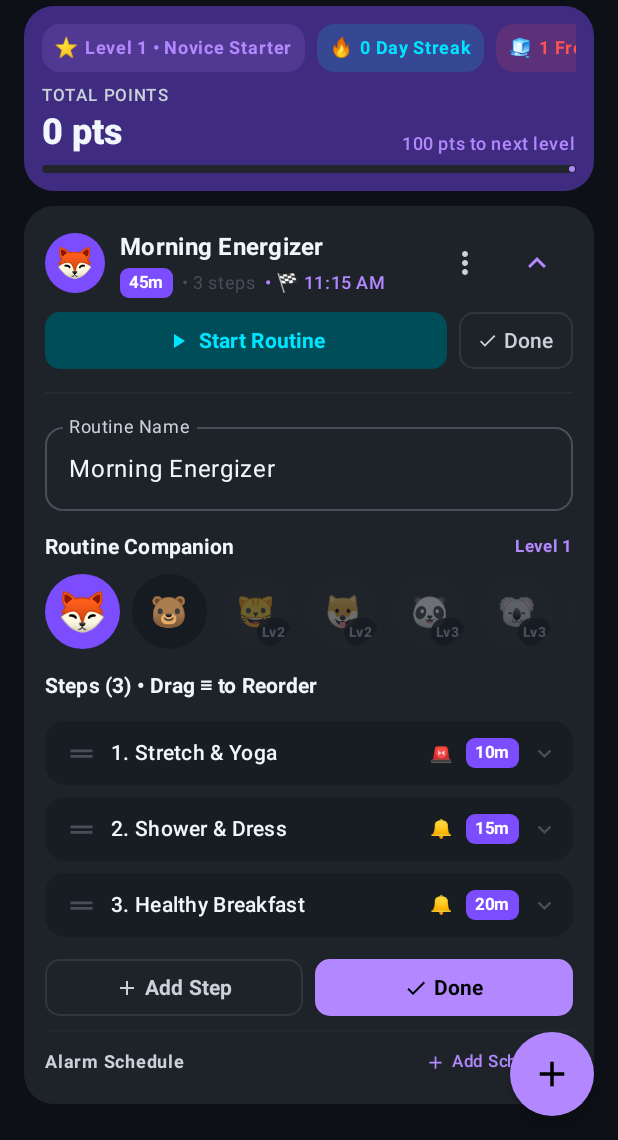
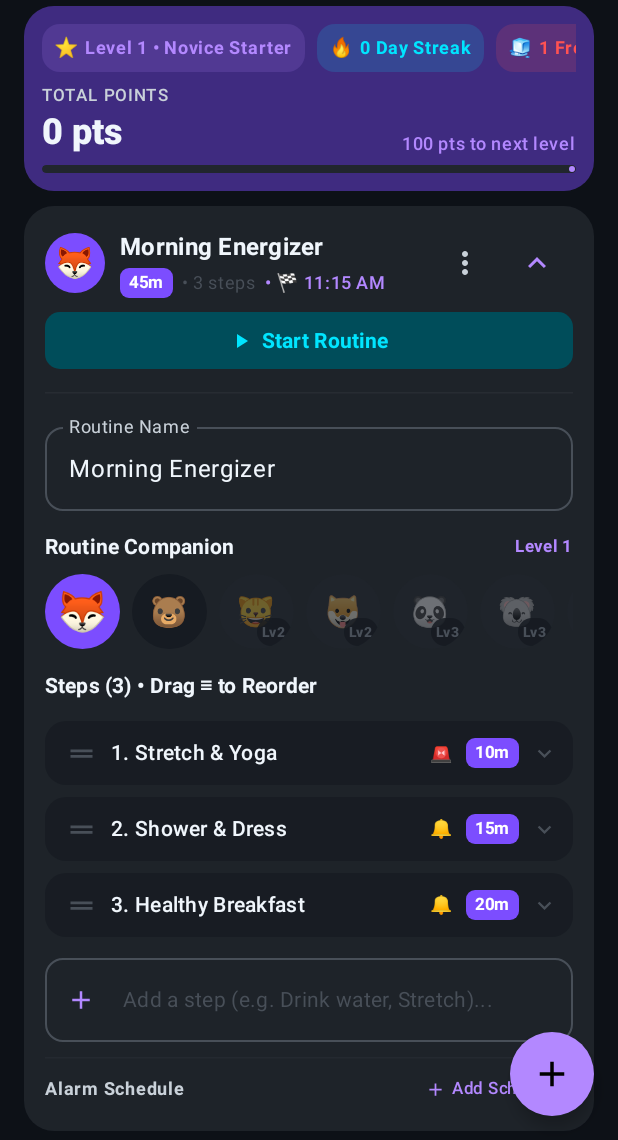
Before and after one commit to johnyjosh/RoutinesApp, an Android app built with Jetpack Compose: the RoutineListScreen screen opened through its navigation route, after a tap on "Expand", on a phone screen of 412 x 824 dp, the part 96-1236 px from its top. Run offline under Robolectric (Android 15) with nearby library versions, the phone set to English and light mode, and no system bars; our stand-ins replace Dagger/Hilt's generated code, Room's generated code.

Commit message:
fix: remove Edit/Done buttons, make header toggle expansion, and add inline step creation placeholder

```diff
--- a/app/src/main/java/com/excalibur/routines/presentation/routinelist/RoutineListScreen.kt
+++ b/app/src/main/java/com/excalibur/routines/presentation/routinelist/RoutineListScreen.kt
@@ -33,6 +33,10 @@ import androidx.compose.foundation.shape.RoundedCornerShape
 import androidx.compose.foundation.gestures.detectDragGestures
 import androidx.compose.foundation.horizontalScroll
 import androidx.compose.foundation.rememberScrollState
+import androidx.compose.foundation.text.KeyboardActions
+import androidx.compose.foundation.text.KeyboardOptions
+import androidx.compose.ui.text.input.ImeAction
+import androidx.compose.ui.text.input.KeyboardCapitalization
 import androidx.compose.material.icons.Icons
 import androidx.compose.material.icons.filled.Add
 import androidx.compose.material.icons.filled.Alarm
@@ -375,6 +379,7 @@ fun RoutineCard(
     var expandedStepId by remember { mutableStateOf<String?>(null) }
     var draggedStepIndex by remember { mutableStateOf<Int?>(null) }
     var dragOffsetY by remember { mutableFloatStateOf(0f) }
+    var newStepInput by remember { mutableStateOf("") }
     val itemHeightPx = with(LocalDensity.current) { 72.dp.toPx() }
 
     Card(
@@ -392,7 +397,9 @@ fun RoutineCard(
         Column(modifier = Modifier.padding(14.dp)) {
             // Header: Animal Avatar, Title, Duration Badge, Options Menu & Chevron
             Row(
-                modifier = Modifier.fillMaxWidth(),
+                modifier = Modifier
+                    .fillMaxWidth()
+                    .clickable { onToggleEdit() },
                 verticalAlignment = Alignment.CenterVertically
             ) {
                 Box(
@@ -499,39 +506,19 @@ fun RoutineCard(
                 }
             }
 
-            // Quick Run & Edit Steps Action Row
+            // Quick Run Action
             Spacer(modifier = Modifier.height(8.dp))
-            Row(
-                modifier = Modifier.fillMaxWidth(),
-                verticalAlignment = Alignment.CenterVertically,
-                horizontalArrangement = Arrangement.spacedBy(8.dp)
-            ) {
-                // "Start Routine" Button
             FilledTonalButton(
                 onClick = onStart,
                 shape = RoundedCornerShape(10.dp),
-                    contentPadding = PaddingValues(horizontal = 12.dp, vertical = 6.dp),
-                    modifier = Modifier.weight(1f).height(38.dp)
+                contentPadding = PaddingValues(horizontal = 14.dp, vertical = 6.dp),
+                modifier = Modifier
+                    .fillMaxWidth()
+                    .height(38.dp)
             ) {
                 Icon(Icons.Default.PlayArrow, contentDescription = null, modifier = Modifier.size(16.dp))
                 Spacer(modifier = Modifier.width(6.dp))
                 Text("Start Routine", fontWeight = FontWeight.Bold)
-                }
-
-                OutlinedButton(
-                    onClick = onToggleEdit,
-                    shape = RoundedCornerShape(10.dp),
-                    contentPadding = PaddingValues(horizontal = 12.dp, vertical = 6.dp),
-                    modifier = Modifier.height(38.dp)
-                ) {
-                    Icon(
-                        imageVector = if (isEditing) Icons.Default.Check else Icons.Default.Edit,
-                        contentDescription = null,
-                        modifier = Modifier.size(14.dp)
-                    )
-                    Spacer(modifier = Modifier.width(4.dp))
-                    Text(if (isEditing) "Done" else "Edit Steps", fontWeight = FontWeight.SemiBold)
-                }
             }
 
             // Inline Accordion Editor (Opens directly in-place without page jump)
@@ -725,17 +712,35 @@ fun RoutineCard(
                         }
                     }
 
-                    // 4. Action Buttons (Add Step & Done side by side)
-                    Row(
-                        modifier = Modifier.fillMaxWidth(),
-                        horizontalArrangement = Arrangement.spacedBy(8.dp)
-                    ) {
-                        OutlinedButton(
+                    // 4. Quick Add Step: Inline empty placeholder you can start typing into
+                    OutlinedTextField(
+                        value = newStepInput,
+                        onValueChange = { newStepInput = it },
+                        placeholder = {
+                            Text(
+                                text = "Add a step (e.g. Drink water, Stretch)...",
+                                style = MaterialTheme.typography.bodyMedium,
+                                color = MaterialTheme.colorScheme.outline
+                            )
+                        },
+                        leadingIcon = {
+                            Icon(
+                                Icons.Default.Add,
+                                contentDescription = null,
+                                tint = MaterialTheme.colorScheme.primary,
+                                modifier = Modifier.size(20.dp)
+                            )
+                        },
+                        trailingIcon = {
+                            if (newStepInput.isNotBlank()) {
+                                IconButton(
                                     onClick = {
+                                        val stepName = newStepInput.trim()
+                                        if (stepName.isNotEmpty()) {
                                             val newStep = RoutineStep(
                                                 id = UUID.randomUUID().toString(),
                                                 routineId = routineWithDetails.routine.id,
-                                    name = "New Step",
+                                                name = stepName,
                                                 orderIndex = editingSteps.size,
                                                 durationMinutes = 5,
                                                 durationSeconds = 0,
@@ -743,36 +748,53 @@ fun RoutineCard(
                                             )
                                             val updated = editingSteps + newStep
                                             editingSteps = updated
-                                expandedStepId = newStep.id
+                                            newStepInput = ""
                                             onUpdateRoutine(
                                                 routineWithDetails.routine.copy(name = editingName, icon = editingIcon),
                                                 updated
                                             )
-                            },
-                            modifier = Modifier
-                                .weight(1f)
-                                .height(38.dp),
-                            shape = RoundedCornerShape(10.dp),
-                            contentPadding = PaddingValues(horizontal = 8.dp, vertical = 6.dp)
-                        ) {
-                            Icon(Icons.Default.Add, contentDescription = null, modifier = Modifier.size(16.dp))
-                            Spacer(modifier = Modifier.width(4.dp))
-                            Text("Add Step", fontWeight = FontWeight.Bold)
-                        }
-
-                        Button(
-                            onClick = onToggleEdit,
-                            modifier = Modifier
-                                .weight(1f)
-                                .height(38.dp),
-                            shape = RoundedCornerShape(10.dp),
-                            contentPadding = PaddingValues(horizontal = 8.dp, vertical = 6.dp)
-                        ) {
-                            Icon(Icons.Default.Check, contentDescription = null, modifier = Modifier.size(16.dp))
-                            Spacer(modifier = Modifier.width(4.dp))
-                            Text("Done", fontWeight = FontWeight.Bold)
-                        }
-                    }
+                                        }
+                                    }
+                                ) {
+                                    Icon(
+                                        Icons.Default.Check,
+                                        contentDescription = "Save Step",
+                                        tint = MaterialTheme.colorScheme.primary
+                                    )
+                                }
+                            }
+                        },
+                        keyboardOptions = KeyboardOptions(
+                            imeAction = ImeAction.Done,
+                            capitalization = KeyboardCapitalization.Sentences
+                        ),
+                        keyboardActions = KeyboardActions(
+                            onDone = {
+                                val stepName = newStepInput.trim()
+                                if (stepName.isNotEmpty()) {
+                                    val newStep = RoutineStep(
+                                        id = UUID.randomUUID().toString(),
+                                        routineId = routineWithDetails.routine.id,
+                                        name = stepName,
+                                        orderIndex = editingSteps.size,
+                                        durationMinutes = 5,
+                                        durationSeconds = 0,
+                                        isForcefulAlarm = false
+                                    )
+                                    val updated = editingSteps + newStep
+                                    editingSteps = updated
+                                    newStepInput = ""
+                                    onUpdateRoutine(
+                                        routineWithDetails.routine.copy(name = editingName, icon = editingIcon),
+                                        updated
+                                    )
+                                }
+                            }
+                        ),
+                        singleLine = true,
+                        modifier = Modifier.fillMaxWidth(),
+                        shape = RoundedCornerShape(12.dp)
+                    )
                 }
             }
 
```
Lines whose indentation alone changed are shown as unchanged.
